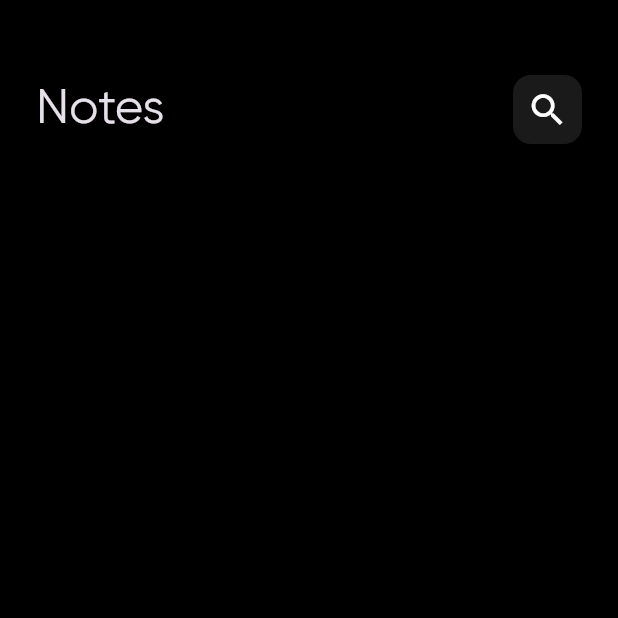
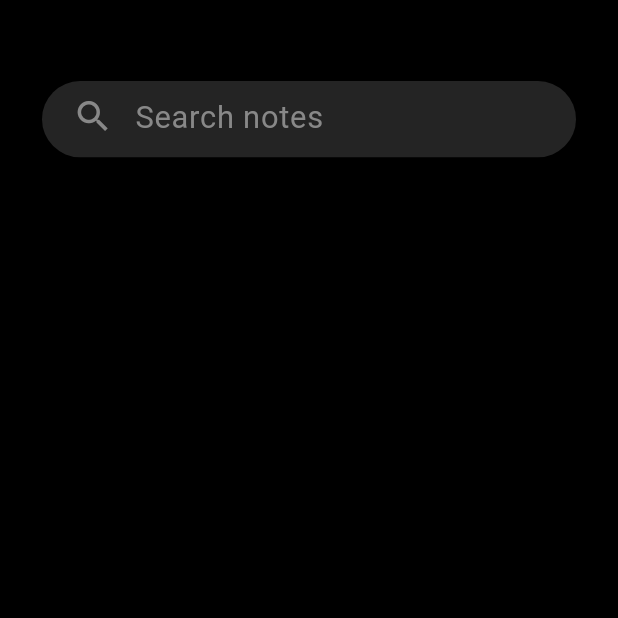
Before and after one commit to amirat737/notes_app, a Flutter app: the screen it shows after launch, on a phone screen of 412 x 824 dp, the top half of it. Run offline on Flutter 3.47's test engine with Material 3 defaults, Android fonts, the phone set to English and light mode, and no system bars.

Commit message:
feat: add search widget

```diff
--- a/lib/views/home_view.dart
+++ b/lib/views/home_view.dart
@@ -1,5 +1,5 @@
 import 'package:flutter/material.dart';
-import 'package:notes/widgets/app_bar_widget.dart';
+import 'package:notes/widgets/search_widget.dart';
 
 class HomeView extends StatelessWidget {
   const HomeView({super.key});
@@ -14,7 +14,7 @@ class HomeView extends StatelessWidget {
             SizedBox(
               height: 50,
             ),
-            AppBarWidget(),
+            SearchWidget(),
           ],
         ),
       ),
--- a/lib/widgets/app_bar_widget.dart
+++ /dev/null
@@ -1,30 +0,0 @@
-import 'package:flutter/material.dart';
-
-class AppBarWidget extends StatelessWidget {
-  const AppBarWidget({super.key});
-
-  @override
-  Widget build(BuildContext context) {
-    return Row(
-      children: [
-        const Text(
-          'Notes',
-          style: TextStyle(fontSize: 32),
-        ),
-        const Spacer(),
-        Container(
-          width: 46,
-          height: 46,
-          decoration: BoxDecoration(
-              borderRadius: BorderRadius.circular(12),
-              color: const Color(0xffffffff).withOpacity(0.1)),
-          child: const Icon(
-            Icons.search,
-            color: Color(0xffffffff),
-            size: 28,
-          ),
-        )
-      ],
-    );
-  }
-}
--- /dev/null
+++ b/lib/widgets/search_widget.dart
@@ -0,0 +1,38 @@
+import 'package:flutter/material.dart';
+
+class SearchWidget extends StatelessWidget {
+  const SearchWidget({super.key});
+
+  @override
+  Widget build(BuildContext context) {
+    final double screenWidth = MediaQuery.of(context).size.width;
+    return SizedBox(
+      height: screenWidth / 7,
+      child: Card(
+        shape: RoundedRectangleBorder(borderRadius: BorderRadius.circular(30)),
+        color: const Color(0xff242424),
+        child: Padding(
+          padding: const EdgeInsets.only(left: 10),
+          child: TextField(
+            style: TextStyle(
+              fontSize: screenWidth / 20,
+            ),
+            decoration: InputDecoration(
+              contentPadding: const EdgeInsets.only(top: 9),
+              hintStyle: const TextStyle(
+                color: Color(0xff888888),
+              ),
+              hintText: 'Search notes',
+              prefixIcon: Icon(
+                Icons.search,
+                color: const Color(0xff888888),
+                size: screenWidth / 15,
+              ),
+              border: InputBorder.none,
+            ),
+          ),
+        ),
+      ),
+    );
+  }
+}
```
